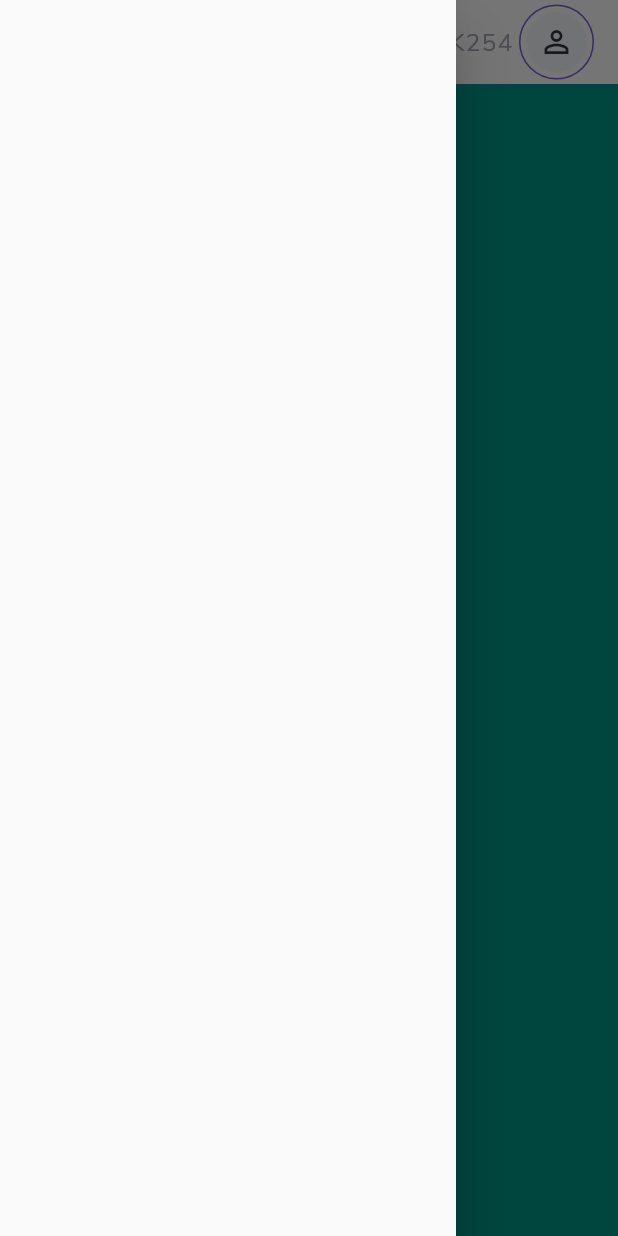
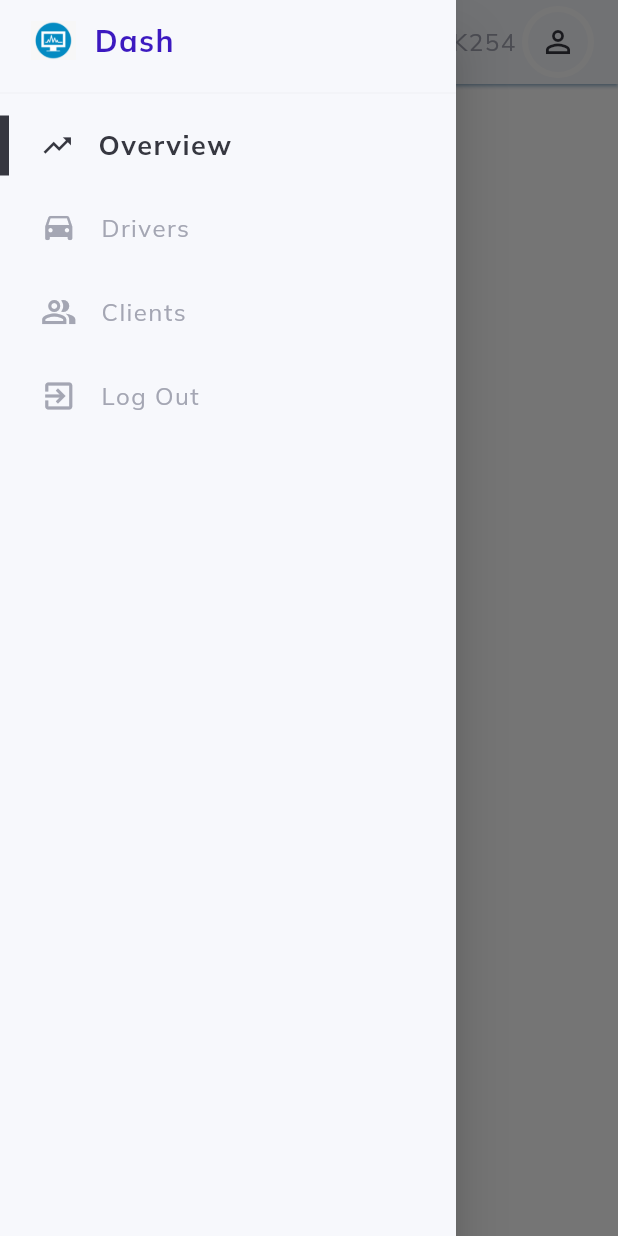
Before and after one commit to CodeK254/Flutter-Web, a Flutter app: the screen it shows after launch, with the side drawer open, on a phone screen of 412 x 824 dp. Run offline on Flutter 3.47's test engine with Material 2 defaults, Android fonts, the light colour scheme and no system bars; our stand-ins replace get, google_fonts.

Commit message:
my_first_commit

```diff
--- a/lib/constants/controllers.dart
+++ b/lib/constants/controllers.dart
@@ -1,3 +1,5 @@
 import 'package:web_one/controller/menu_controller.dart';
+import 'package:web_one/controller/navigation_controller.dart';
 
 MenuController menuController = MenuController.instance;
+NavigationController navigationController = NavigationController.instance;
--- /dev/null
+++ b/lib/helpers/local_navigator.dart
@@ -0,0 +1,10 @@
+import "package:flutter/widgets.dart";
+import 'package:web_one/constants/controllers.dart';
+import 'package:web_one/routes/router.dart';
+import 'package:web_one/routes/routes.dart';
+
+Navigator localNavigator() => Navigator(
+  key: navigationController.navigationKey,
+  initialRoute: overViewPageRoute,
+  onGenerateRoute: generateRoute,
+);
--- a/lib/layout.dart
+++ b/lib/layout.dart
@@ -1,6 +1,9 @@
 import "package:flutter/material.dart";
 import 'package:web_one/helpers/responsiveness.dart';
+import 'package:web_one/routes/routes.dart';
 import 'package:web_one/widgets/large_screen.dart';
+import 'package:web_one/widgets/side_menu.dart';
+import 'package:web_one/widgets/side_menu_item.dart';
 import 'package:web_one/widgets/small_screen.dart';
 import 'package:web_one/widgets/top_nav.dart';
 
@@ -13,7 +16,9 @@ class SiteLayout extends StatelessWidget {
     return Scaffold(
       key: scaffoldKey,
       appBar: topNavBar(context, scaffoldKey),
-      drawer: Drawer(),
+      drawer: const Drawer(
+        child: SideMenu(),
+      ),
       body: ResponsiveWidget(
         largeScreen: const LargeScreen(),
         smallScreen: const SmallScreen(),
--- a/lib/main.dart
+++ b/lib/main.dart
@@ -3,10 +3,12 @@ import 'package:flutter/material.dart';
 import 'package:get/get.dart';
 import 'package:google_fonts/google_fonts.dart';
 import 'package:web_one/controller/menu_controller.dart';
+import 'package:web_one/controller/navigation_controller.dart';
 import 'package:web_one/layout.dart';
 
 void main(){
   Get.put(MenuController());
+  Get.put(NavigationController());
   runApp(
     const MyApp(),
   );
--- /dev/null
+++ b/lib/views/overview/overview.dart
@@ -0,0 +1,18 @@
+import 'package:flutter/material.dart';
+import 'package:web_one/widgets/custom_text.dart';
+
+class OverviewPage extends StatelessWidget {
+  const OverviewPage({super.key});
+
+  @override
+  Widget build(BuildContext context) {
+    return Scaffold(
+      body: Center(
+        child: CustomText(
+          text: "Overview",
+          fontSize: 20,
+        ),
+      ),
+    );
+  }
+}
--- /dev/null
+++ b/lib/widgets/horizontal_menu_item.dart
@@ -0,0 +1,70 @@
+import 'package:flutter/material.dart';
+import 'package:get/get.dart';
+import 'package:web_one/constants/controllers.dart';
+import 'package:web_one/constants/style.dart';
+import 'package:web_one/widgets/custom_text.dart';
+
+class HorizontalMenuItem extends StatelessWidget {
+  final Function() onTap;
+  final String itemName;
+  HorizontalMenuItem({super.key, required this.onTap, required this.itemName});
+
+  @override
+  Widget build(BuildContext context) {
+    double _width = MediaQuery.of(context).size.width;
+    return InkWell(
+      onTap: onTap,
+      onHover: (value){
+        value ?
+          menuController.onHover(itemName)
+          :
+          menuController.onHover("not hovering");
+      },
+
+      child: Obx(
+        () => Container(
+          color: menuController.isHovering(itemName)
+          ? lightGrey.withOpacity(.1) : Colors.transparent,
+
+          child: Row(
+            mainAxisAlignment: MainAxisAlignment.start,
+            children: [
+              Visibility(
+                visible: menuController.isHovering(itemName) || menuController.isActive(itemName),
+                maintainSize: true,
+                maintainState: true,
+                maintainAnimation: true,
+                child: Container(
+                  width: 6,
+                  height: 40,
+                  color: dark,
+                ),
+              ),
+              SizedBox(width: _width / 80),
+              Padding(
+                padding: const EdgeInsets.all(16),
+                child: menuController.returnIconFor(itemName),
+              ),
+              if(!menuController.isActive(itemName))
+                Flexible(
+                  child: CustomText(
+                    text: itemName,
+                    color: menuController.isHovering(itemName) ? dark : lightGrey,
+                  ),
+                )
+              else
+                Flexible(
+                  child: CustomText(
+                    text: itemName,
+                    color: dark,
+                    fontSize: 18,
+                    fontWeight: FontWeight.bold,
+                  ),
+                ),
+            ],
+          ),
+        ),
+      ),
+    );
+  }
+}
--- /dev/null
+++ b/lib/widgets/side_menu.dart
@@ -0,0 +1,71 @@
+import 'dart:math';
+
+import "package:flutter/material.dart";
+import 'package:get/get.dart';
+import 'package:web_one/constants/controllers.dart';
+import 'package:web_one/constants/style.dart';
+import 'package:web_one/helpers/local_navigator.dart';
+import 'package:web_one/helpers/responsiveness.dart';
+import 'package:web_one/routes/routes.dart';
+import 'package:web_one/widgets/custom_text.dart';
+import 'package:web_one/widgets/side_menu_item.dart';
+
+class SideMenu extends StatelessWidget {
+  const SideMenu({super.key});
+
+  @override
+  Widget build(BuildContext context) {
+    double _width = MediaQuery.of(context).size.width;
+    return Container(
+      color: light,
+      child: ListView(
+        children: [
+        if(ResponsiveWidget.isSmallScreen(context))
+          Column(
+            mainAxisSize: MainAxisSize.min,
+            children: [
+              Row(
+                children: [
+                  SizedBox(width: _width / 48),
+                  Padding(
+                    padding: const EdgeInsets.all(12),
+                    child: Image.asset("assets/icon/logo2.png", width: 30, height: 30),
+                  ),
+                  Flexible(
+                    child: CustomText(
+                      text: "Dash",
+                      color: active,
+                      fontWeight: FontWeight.bold,
+                      fontSize: 20,
+                    ),
+                  ),
+                  SizedBox(width: _width / 48),
+                ],
+              ),
+          ],
+        ),
+        Divider(color: lightGrey.withOpacity(.1)),
+          Column(
+            children: sideMenuItems.map((itemName) => SideMenuItem(
+              onTap: (){
+                if(itemName == authenticationPageRoute){
+
+                }
+
+                if(!menuController.isActive(itemName)){
+                  menuController.changeActiveTo(itemName);
+                  if(ResponsiveWidget.isSmallScreen(context)){
+                    Get.back;
+                    Navigator.pop(context);
+                  }
+                  navigationController.navigateTo(itemName);
+                }
+              },
+              itemName: itemName == authenticationPageRoute ? "Log Out" : itemName,
+            )).toList(),
+          )
+        ],
+      ),
+    );
+  }
+}
--- /dev/null
+++ b/lib/widgets/side_menu_item.dart
@@ -0,0 +1,19 @@
+import 'package:flutter/material.dart';
+import 'package:web_one/helpers/responsiveness.dart';
+import 'package:web_one/widgets/horizontal_menu_item.dart';
+import 'package:web_one/widgets/vertical_menu_item.dart';
+
+class SideMenuItem extends StatelessWidget {
+  final Function() onTap;
+  final String itemName;
+  const SideMenuItem({super.key, required this.onTap, required this.itemName});
+
+  @override
+  Widget build(BuildContext context) {
+    if(ResponsiveWidget.isCustomScreen(context)){
+      return VerticalMenuItem(onTap: onTap, itemName: itemName);
+    }
+
+    return HorizontalMenuItem(onTap: onTap, itemName: itemName);
+  }
+}
--- a/lib/widgets/small_screen.dart
+++ b/lib/widgets/small_screen.dart
@@ -1,4 +1,5 @@
 import 'package:flutter/material.dart';
+import 'package:web_one/helpers/local_navigator.dart';
 
 class SmallScreen extends StatelessWidget {
   const SmallScreen({super.key});
@@ -6,10 +7,7 @@ class SmallScreen extends StatelessWidget {
   @override
   Widget build(BuildContext context) {
     return Scaffold(
-      body: Container(
-        constraints: const BoxConstraints.expand(),
-        color: Colors.teal,
-      ),
+      body: localNavigator(),
     );
   }
 }
--- a/lib/widgets/top_nav.dart
+++ b/lib/widgets/top_nav.dart
@@ -5,7 +5,7 @@ import 'package:web_one/widgets/custom_text.dart';
 
 AppBar topNavBar(context, GlobalKey<ScaffoldState> key) =>
   AppBar(
-    backgroundColor: Colors.white,
+    backgroundColor: light,
     elevation: 1,
     shadowColor: Colors.blue[300],
     iconTheme: IconThemeData(
@@ -76,10 +76,6 @@ AppBar topNavBar(context, GlobalKey<ScaffoldState> key) =>
           decoration: BoxDecoration(
             color: Colors.white,
             borderRadius: BorderRadius.circular(30),
-            border:  Border.all(
-              color: active.withOpacity(.7),
-              width: 1,
-            )
           ),
           child: Container(
             padding: const EdgeInsets.all(2),
```
Also changed, not shown: lib/controller/navigation_controller.dart (added, +13 -0 lines), lib/routes/router.dart (added, +25 -0 lines), lib/views/auth/auth.dart (added, +18 -0 lines), lib/views/clients/clients.dart (added, +18 -0 lines), lib/views/drivers/drivers.dart (added, +18 -0 lines), lib/widgets/large_screen.dart (+5 -19 lines), lib/widgets/vertical_menu_item.dart (added, +75 -0 lines), 1 other file.
